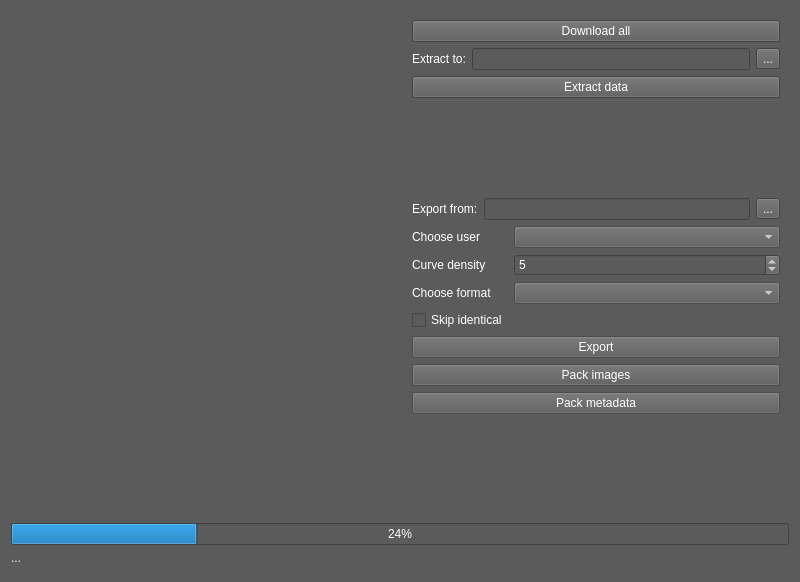
Old version of the form trunk/src/edr/src/plugins/medusaExporter/ui/medusaExporter.ui in the repository mk4me/hm-mde-one.
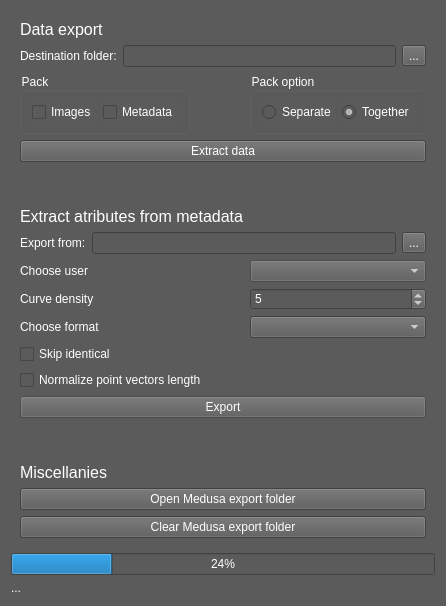
New version of the form. Icons and pictures are not drawn.

```diff
--- a/trunk/src/edr/src/plugins/medusaExporter/ui/medusaExporter.ui
+++ b/trunk/src/edr/src/plugins/medusaExporter/ui/medusaExporter.ui
@@ -6,8 +6,8 @@
    <rect>
     <x>0</x>
     <y>0</y>
-    <width>800</width>
-    <height>582</height>
+    <width>428</width>
+    <height>606</height>
    </rect>
   </property>
   <property name="windowTitle">
@@ -21,101 +21,25 @@
   <layout class="QVBoxLayout" name="verticalLayout">
    <item>
     <layout class="QHBoxLayout" name="horizontalLayout">
-     <item>
-      <widget class="QLabel" name="logo">
-       <property name="sizePolicy">
-        <sizepolicy hsizetype="Expanding" vsizetype="Preferred">
-         <horstretch>0</horstretch>
-         <verstretch>0</verstretch>
-        </sizepolicy>
-       </property>
-       <property name="text">
-        <string/>
-       </property>
-       <property name="pixmap">
-        <pixmap resource="medusaExporterRC.qrc">:/medusaExporter/images/medusa.png</pixmap>
-       </property>
-      </widget>
-     </item>
      <item>
       <widget class="QWidget" name="widget" native="true">
        <layout class="QFormLayout" name="formLayout">
-        <item row="7" column="1">
-         <spacer name="verticalSpacer">
-          <property name="orientation">
-           <enum>Qt::Vertical</enum>
+        <property name="fieldGrowthPolicy">
+         <enum>QFormLayout::AllNonFixedFieldsGrow</enum>
+        </property>
+        <item row="2" column="0">
+         <widget class="QLabel" name="label_5">
+          <property name="font">
+           <font>
+            <pointsize>12</pointsize>
+           </font>
           </property>
-          <property name="sizeHint" stdset="0">
-           <size>
-            <width>20</width>
-            <height>40</height>
-           </size>
-          </property>
-         </spacer>
-        </item>
-        <item row="13" column="1">
-         <widget class="QSpinBox" name="curveDensitySpinBox">
-          <property name="enabled">
-           <bool>false</bool>
-          </property>
-          <property name="value">
-           <number>5</number>
-          </property>
-         </widget>
-        </item>
-        <item row="15" column="1">
-         <widget class="QComboBox" name="chooseFormatComboBox">
-          <property name="enabled">
-           <bool>false</bool>
-          </property>
-         </widget>
-        </item>
-        <item row="11" column="1">
-         <widget class="QComboBox" name="chooseUserComboBox">
-          <property name="enabled">
-           <bool>false</bool>
-          </property>
-         </widget>
-        </item>
-        <item row="11" column="0">
-         <widget class="QLabel" name="label">
           <property name="text">
-           <string>Choose user</string>
+           <string>Data export</string>
           </property>
          </widget>
         </item>
-        <item row="13" column="0">
-         <widget class="QLabel" name="label_2">
-          <property name="text">
-           <string>Curve density</string>
-          </property>
-         </widget>
-        </item>
-        <item row="15" column="0">
-         <widget class="QLabel" name="label_6">
-          <property name="text">
-           <string>Choose format</string>
-          </property>
-         </widget>
-        </item>
-        <item row="16" column="0">
-         <widget class="QCheckBox" name="skipIdenticalComboBox">
-          <property name="enabled">
-           <bool>false</bool>
-          </property>
-          <property name="text">
-           <string>Skip identical</string>
-          </property>
-         </widget>
-        </item>
-        <item row="2" column="0" colspan="2">
-         <widget class="QPushButton" name="downloadButton">
-          <property name="text">
-           <string>Download all</string>
-          </property>
-         </widget>
-        </item>
-        <item row="4" column="0" colspan="2">
+        <item row="3" column="0" colspan="2">
          <widget class="QWidget" name="widget_2" native="true">
           <layout class="QHBoxLayout" name="horizontalLayout_2">
            <property name="margin">
@@ -124,7 +48,7 @@
            <item>
             <widget class="QLabel" name="label_3">
              <property name="text">
-              <string>Extract to:</string>
+              <string>Destination folder:</string>
              </property>
             </widget>
            </item>
@@ -141,13 +65,102 @@
           </layout>
          </widget>
         </item>
-        <item row="6" column="0" colspan="2">
+        <item row="4" column="0">
+         <widget class="QGroupBox" name="groupBox">
+          <property name="sizePolicy">
+           <sizepolicy hsizetype="Preferred" vsizetype="Preferred">
+            <horstretch>0</horstretch>
+            <verstretch>0</verstretch>
+           </sizepolicy>
+          </property>
+          <property name="title">
+           <string>Pack</string>
+          </property>
+          <layout class="QHBoxLayout" name="horizontalLayout_4">
+           <item>
+            <widget class="QCheckBox" name="imagesCheck">
+             <property name="text">
+              <string>Images</string>
+             </property>
+            </widget>
+           </item>
+           <item>
+            <widget class="QCheckBox" name="metaCheck">
+             <property name="text">
+              <string>Metadata</string>
+             </property>
+            </widget>
+           </item>
+          </layout>
+         </widget>
+        </item>
+        <item row="4" column="1">
+         <widget class="QGroupBox" name="packOptionGroup">
+          <property name="enabled">
+           <bool>false</bool>
+          </property>
+          <property name="sizePolicy">
+           <sizepolicy hsizetype="Minimum" vsizetype="Preferred">
+            <horstretch>0</horstretch>
+            <verstretch>0</verstretch>
+           </sizepolicy>
+          </property>
+          <property name="title">
+           <string>Pack option</string>
+          </property>
+          <layout class="QHBoxLayout" name="horizontalLayout_5">
+           <item>
+            <widget class="QRadioButton" name="separateRadio">
+             <property name="text">
+              <string>Separate</string>
+             </property>
+            </widget>
+           </item>
+           <item>
+            <widget class="QRadioButton" name="togetherRadio">
+             <property name="text">
+              <string>Together</string>
+             </property>
+             <property name="checked">
+              <bool>true</bool>
+             </property>
+            </widget>
+           </item>
+          </layout>
+         </widget>
+        </item>
+        <item row="5" column="0" colspan="2">
          <widget class="QPushButton" name="extractButton">
           <property name="text">
            <string>Extract data</string>
           </property>
          </widget>
         </item>
+        <item row="6" column="1">
+         <spacer name="verticalSpacer">
+          <property name="orientation">
+           <enum>Qt::Vertical</enum>
+          </property>
+          <property name="sizeHint" stdset="0">
+           <size>
+            <width>20</width>
+            <height>40</height>
+           </size>
+          </property>
+         </spacer>
+        </item>
+        <item row="7" column="0">
+         <widget class="QLabel" name="label_7">
+          <property name="font">
+           <font>
+            <pointsize>12</pointsize>
+           </font>
+          </property>
+          <property name="text">
+           <string>Extract atributes from metadata</string>
+          </property>
+         </widget>
+        </item>
         <item row="8" column="0" colspan="2">
          <widget class="QWidget" name="widget_3" native="true">
           <layout class="QHBoxLayout" name="horizontalLayout_3">
@@ -178,6 +191,61 @@
           </layout>
          </widget>
         </item>
+        <item row="10" column="0">
+         <widget class="QLabel" name="label">
+          <property name="text">
+           <string>Choose user</string>
+          </property>
+         </widget>
+        </item>
+        <item row="10" column="1">
+         <widget class="QComboBox" name="chooseUserComboBox">
+          <property name="enabled">
+           <bool>false</bool>
+          </property>
+         </widget>
+        </item>
+        <item row="12" column="0">
+         <widget class="QLabel" name="label_2">
+          <property name="text">
+           <string>Curve density</string>
+          </property>
+         </widget>
+        </item>
+        <item row="12" column="1">
+         <widget class="QSpinBox" name="curveDensitySpinBox">
+          <property name="enabled">
+           <bool>false</bool>
+          </property>
+          <property name="value">
+           <number>5</number>
+          </property>
+         </widget>
+        </item>
+        <item row="14" column="0">
+         <widget class="QLabel" name="label_6">
+          <property name="text">
+           <string>Choose format</string>
+          </property>
+         </widget>
+        </item>
+        <item row="14" column="1">
+         <widget class="QComboBox" name="chooseFormatComboBox">
+          <property name="enabled">
+           <bool>true</bool>
+          </property>
+         </widget>
+        </item>
+        <item row="15" column="0">
+         <widget class="QCheckBox" name="skipIdenticalComboBox">
+          <property name="enabled">
+           <bool>false</bool>
+          </property>
+          <property name="text">
+           <string>Skip identical</string>
+          </property>
+         </widget>
+        </item>
         <item row="17" column="0" colspan="2">
          <widget class="QPushButton" name="exportButton">
           <property name="enabled">
@@ -188,27 +256,7 @@
           </property>
          </widget>
         </item>
-        <item row="18" column="0" colspan="2">
-         <widget class="QPushButton" name="packImagesButton">
-          <property name="enabled">
-           <bool>false</bool>
-          </property>
-          <property name="text">
-           <string>Pack images</string>
-          </property>
-         </widget>
-        </item>
-        <item row="19" column="0" colspan="2">
-         <widget class="QPushButton" name="packMetadataButton">
-          <property name="enabled">
-           <bool>false</bool>
-          </property>
-          <property name="text">
-           <string>Pack metadata</string>
-          </property>
-         </widget>
-        </item>
-        <item row="20" column="0">
+        <item row="18" column="0">
          <spacer name="verticalSpacer_2">
           <property name="orientation">
            <enum>Qt::Vertical</enum>
@@ -221,6 +269,39 @@
           </property>
          </spacer>
         </item>
+        <item row="19" column="0">
+         <widget class="QLabel" name="label_8">
+          <property name="font">
+           <font>
+            <pointsize>12</pointsize>
+           </font>
+          </property>
+          <property name="text">
+           <string>Miscellanies</string>
+          </property>
+         </widget>
+        </item>
+        <item row="21" column="0" colspan="2">
+         <widget class="QPushButton" name="clearMedusaFolderButton">
+          <property name="text">
+           <string>Clear Medusa export folder</string>
+          </property>
+         </widget>
+        </item>
+        <item row="16" column="0">
+         <widget class="QCheckBox" name="normalizePointsCheck">
+          <property name="text">
+           <string>Normalize point vectors length</string>
+          </property>
+         </widget>
+        </item>
+        <item row="20" column="0" colspan="2">
+         <widget class="QPushButton" name="openMedusaFolderButton">
+          <property name="text">
+           <string>Open Medusa export folder</string>
+          </property>
+         </widget>
+        </item>
        </layout>
       </widget>
      </item>
@@ -240,9 +321,6 @@
      </property>
     </widget>
    </item>
-   <item>
-    <widget class="QWidget" name="widget_4" native="true"/>
-   </item>
   </layout>
  </widget>
  <resources>
```
